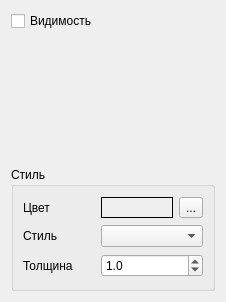
The window that oscopechannelwgt.ui (catompiler/QCanDrive) describes before a commit, drawn with Qt 5.
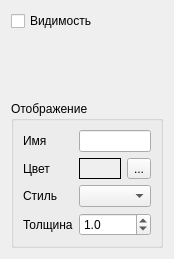
The same window after the commit. Custom widgets are drawn as their Qt base class.

```diff
--- a/oscopechannelwgt.ui
+++ b/oscopechannelwgt.ui
@@ -6,8 +6,8 @@
    <rect>
     <x>0</x>
     <y>0</y>
-    <width>226</width>
-    <height>302</height>
+    <width>171</width>
+    <height>259</height>
    </rect>
   </property>
   <property name="windowTitle">
@@ -34,10 +34,17 @@
    <item>
     <widget class="QGroupBox" name="gbPen">
      <property name="title">
-      <string>Стиль</string>
+      <string>Отображение</string>
      </property>
      <layout class="QGridLayout" name="gridLayout_2">
-      <item row="0" column="1">
+      <item row="4" column="0">
+       <widget class="QLabel" name="lblLineWidth">
+        <property name="text">
+         <string>Толщина</string>
+        </property>
+       </widget>
+      </item>
+      <item row="1" column="1">
        <widget class="QFrame" name="frPenColor">
         <property name="autoFillBackground">
          <bool>true</bool>
@@ -47,7 +54,31 @@
         </property>
        </widget>
       </item>
-      <item row="3" column="1" colspan="2">
+      <item row="2" column="0">
+       <widget class="QLabel" name="lblPenStyle">
+        <property name="text">
+         <string>Стиль</string>
+        </property>
+       </widget>
+      </item>
+      <item row="2" column="1" colspan="2">
+       <widget class="QComboBox" name="cbPenStyle"/>
+      </item>
+      <item row="1" column="2">
+       <widget class="QToolButton" name="tbPenColorSel">
+        <property name="text">
+         <string>...</string>
+        </property>
+       </widget>
+      </item>
+      <item row="1" column="0">
+       <widget class="QLabel" name="lblPenColor">
+        <property name="text">
+         <string>Цвет</string>
+        </property>
+       </widget>
+      </item>
+      <item row="4" column="1" colspan="2">
        <widget class="QDoubleSpinBox" name="sbLineWidth">
         <property name="decimals">
          <number>1</number>
@@ -63,37 +94,16 @@
         </property>
        </widget>
       </item>
-      <item row="0" column="2">
-       <widget class="QToolButton" name="tbPenColorSel">
-        <property name="text">
-         <string>...</string>
-        </property>
-       </widget>
-      </item>
-      <item row="1" column="0">
-       <widget class="QLabel" name="lblPenStyle">
-        <property name="text">
-         <string>Стиль</string>
-        </property>
-       </widget>
-      </item>
-      <item row="1" column="1" colspan="2">
-       <widget class="QComboBox" name="cbPenStyle"/>
-      </item>
-      <item row="3" column="0">
-       <widget class="QLabel" name="lblLineWidth">
-        <property name="text">
-         <string>Толщина</string>
-        </property>
-       </widget>
-      </item>
       <item row="0" column="0">
-       <widget class="QLabel" name="lblPenColor">
+       <widget class="QLabel" name="lblName">
         <property name="text">
-         <string>Цвет</string>
+         <string>Имя</string>
         </property>
        </widget>
       </item>
+      <item row="0" column="1" colspan="2">
+       <widget class="QLineEdit" name="leName"/>
+      </item>
      </layout>
     </widget>
    </item>
```
Left out of the diff: 4 changed lines with no effect on the pictures.
